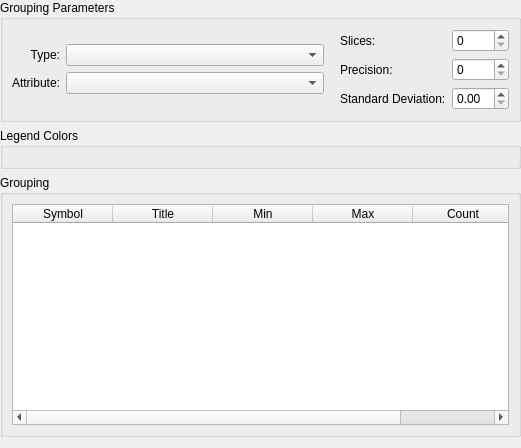
First picture: the form in src/terralib/qt/widgets/se/ui/GroupingWidgetForm.ui, repository claudiobogossian/terralib5, before the edit.
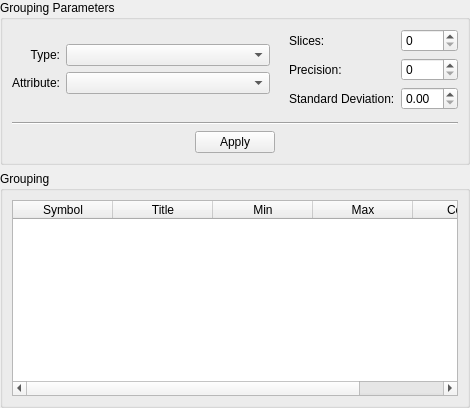
Second picture: the form after the edit.

The edit to the form file:
```diff
--- a/src/terralib/qt/widgets/se/ui/GroupingWidgetForm.ui
+++ b/src/terralib/qt/widgets/se/ui/GroupingWidgetForm.ui
@@ -6,173 +6,20 @@
    <rect>
     <x>0</x>
     <y>0</y>
-    <width>521</width>
-    <height>448</height>
+    <width>470</width>
+    <height>408</height>
    </rect>
   </property>
   <property name="windowTitle">
    <string>Grouping</string>
   </property>
-  <layout class="QGridLayout" name="gridLayout_11">
-   <property name="leftMargin">
-    <number>0</number>
-   </property>
-   <property name="topMargin">
-    <number>0</number>
-   </property>
-   <property name="rightMargin">
+  <layout class="QGridLayout" name="gridLayout_16">
+   <property name="margin">
     <number>0</number>
    </property>
    <item row="0" column="0">
-    <layout class="QGridLayout" name="gridLayout_9">
-     <item row="0" column="0">
-      <widget class="QGroupBox" name="groupBox">
-       <property name="title">
-        <string>Grouping Parameters</string>
-       </property>
-       <layout class="QGridLayout" name="gridLayout_8">
-        <item row="0" column="0">
-         <layout class="QGridLayout" name="gridLayout_7">
-          <item row="0" column="0">
-           <layout class="QGridLayout" name="gridLayout_3">
-            <item row="0" column="0">
-             <layout class="QGridLayout" name="gridLayout">
-              <item row="0" column="0">
-               <widget class="QLabel" name="label">
-                <property name="text">
-                 <string>Type:</string>
-                </property>
-                <property name="alignment">
-                 <set>Qt::AlignRight|Qt::AlignTrailing|Qt::AlignVCenter</set>
-                </property>
-               </widget>
-              </item>
-              <item row="1" column="0">
-               <widget class="QLabel" name="label_2">
-                <property name="text">
-                 <string>Attribute:</string>
-                </property>
-                <property name="alignment">
-                 <set>Qt::AlignRight|Qt::AlignTrailing|Qt::AlignVCenter</set>
-                </property>
-               </widget>
-              </item>
-             </layout>
-            </item>
-            <item row="0" column="1">
-             <layout class="QGridLayout" name="gridLayout_2">
-              <item row="0" column="0">
-               <widget class="QComboBox" name="m_typeComboBox">
-                <property name="sizePolicy">
-                 <sizepolicy hsizetype="MinimumExpanding" vsizetype="Fixed">
-                  <horstretch>0</horstretch>
-                  <verstretch>0</verstretch>
-                 </sizepolicy>
-                </property>
-                <property name="minimumSize">
-                 <size>
-                  <width>200</width>
-                  <height>0</height>
-                 </size>
-                </property>
-               </widget>
-              </item>
-              <item row="1" column="0">
-               <widget class="QComboBox" name="m_attrComboBox">
-                <property name="sizePolicy">
-                 <sizepolicy hsizetype="MinimumExpanding" vsizetype="Fixed">
-                  <horstretch>0</horstretch>
-                  <verstretch>0</verstretch>
-                 </sizepolicy>
-                </property>
-                <property name="minimumSize">
-                 <size>
-                  <width>200</width>
-                  <height>0</height>
-                 </size>
-                </property>
-               </widget>
-              </item>
-             </layout>
-            </item>
-           </layout>
-          </item>
-          <item row="0" column="1">
-           <spacer name="horizontalSpacer">
-            <property name="orientation">
-             <enum>Qt::Horizontal</enum>
-            </property>
-            <property name="sizeType">
-             <enum>QSizePolicy::Minimum</enum>
-            </property>
-            <property name="sizeHint" stdset="0">
-             <size>
-              <width>10</width>
-              <height>20</height>
-             </size>
-            </property>
-           </spacer>
-          </item>
-          <item row="0" column="2">
-           <layout class="QGridLayout" name="gridLayout_6">
-            <item row="0" column="0">
-             <layout class="QGridLayout" name="gridLayout_5">
-              <item row="0" column="0">
-               <widget class="QLabel" name="label_3">
-                <property name="text">
-                 <string>Slices:</string>
-                </property>
-               </widget>
-              </item>
-              <item row="1" column="0">
-               <widget class="QLabel" name="label_4">
-                <property name="text">
-                 <string>Precision:</string>
-                </property>
-               </widget>
-              </item>
-              <item row="2" column="0">
-               <widget class="QLabel" name="label_5">
-                <property name="text">
-                 <string>Standard Deviation:</string>
-                </property>
-               </widget>
-              </item>
-             </layout>
-            </item>
-            <item row="0" column="1">
-             <layout class="QGridLayout" name="gridLayout_4">
-              <item row="0" column="0">
-               <widget class="QSpinBox" name="m_slicesSpinBox"/>
-              </item>
-              <item row="1" column="0">
-               <widget class="QSpinBox" name="m_precSpinBox"/>
-              </item>
-              <item row="2" column="0">
-               <widget class="QDoubleSpinBox" name="m_stdDevDoubleSpinBox"/>
-              </item>
-             </layout>
-            </item>
-           </layout>
-          </item>
-         </layout>
-        </item>
-       </layout>
-      </widget>
-     </item>
+    <layout class="QGridLayout" name="gridLayout_15">
      <item row="1" column="0">
-      <widget class="QGroupBox" name="groupBox_2">
-       <property name="title">
-        <string>Legend Colors</string>
-       </property>
-       <layout class="QGridLayout" name="gridLayout_10">
-        <item row="0" column="0">
-         <widget class="QWidget" name="m_colorBarWidget" native="true"/>
-        </item>
-       </layout>
-      </widget>
-     </item>
-     <item row="2" column="0">
       <widget class="QGroupBox" name="groupBox_3">
        <property name="title">
         <string>Grouping</string>
@@ -214,6 +61,200 @@
        </layout>
       </widget>
      </item>
+     <item row="0" column="0">
+      <widget class="QGroupBox" name="groupBox">
+       <property name="title">
+        <string>Grouping Parameters</string>
+       </property>
+       <layout class="QGridLayout" name="gridLayout_14">
+        <item row="0" column="0">
+         <layout class="QGridLayout" name="gridLayout_9">
+          <item row="0" column="0">
+           <layout class="QGridLayout" name="gridLayout_8">
+            <item row="0" column="0">
+             <layout class="QGridLayout" name="gridLayout_7">
+              <item row="0" column="2">
+               <layout class="QGridLayout" name="gridLayout_6">
+                <item row="0" column="0">
+                 <layout class="QGridLayout" name="gridLayout_5">
+                  <item row="2" column="0">
+                   <widget class="QLabel" name="label_5">
+                    <property name="text">
+                     <string>Standard Deviation:</string>
+                    </property>
+                   </widget>
+                  </item>
+                  <item row="0" column="0">
+                   <widget class="QLabel" name="label_3">
+                    <property name="text">
+                     <string>Slices:</string>
+                    </property>
+                   </widget>
+                  </item>
+                  <item row="1" column="0">
+                   <widget class="QLabel" name="label_4">
+                    <property name="text">
+                     <string>Precision:</string>
+                    </property>
+                   </widget>
+                  </item>
+                 </layout>
+                </item>
+                <item row="0" column="1">
+                 <layout class="QGridLayout" name="gridLayout_4">
+                  <item row="1" column="0">
+                   <widget class="QSpinBox" name="m_precSpinBox"/>
+                  </item>
+                  <item row="0" column="0">
+                   <widget class="QSpinBox" name="m_slicesSpinBox"/>
+                  </item>
+                  <item row="2" column="0">
+                   <widget class="QDoubleSpinBox" name="m_stdDevDoubleSpinBox"/>
+                  </item>
+                 </layout>
+                </item>
+               </layout>
+              </item>
+              <item row="0" column="0">
+               <layout class="QGridLayout" name="gridLayout_3">
+                <item row="0" column="0">
+                 <layout class="QGridLayout" name="gridLayout">
+                  <item row="1" column="0">
+                   <widget class="QLabel" name="label_2">
+                    <property name="text">
+                     <string>Attribute:</string>
+                    </property>
+                    <property name="alignment">
+                     <set>Qt::AlignRight|Qt::AlignTrailing|Qt::AlignVCenter</set>
+                    </property>
+                   </widget>
+                  </item>
+                  <item row="0" column="0">
+                   <widget class="QLabel" name="label">
+                    <property name="text">
+                     <string>Type:</string>
+                    </property>
+                    <property name="alignment">
+                     <set>Qt::AlignRight|Qt::AlignTrailing|Qt::AlignVCenter</set>
+                    </property>
+                   </widget>
+                  </item>
+                 </layout>
+                </item>
+                <item row="0" column="1">
+                 <layout class="QGridLayout" name="gridLayout_2">
+                  <item row="1" column="0">
+                   <widget class="QComboBox" name="m_attrComboBox">
+                    <property name="sizePolicy">
+                     <sizepolicy hsizetype="MinimumExpanding" vsizetype="Fixed">
+                      <horstretch>0</horstretch>
+                      <verstretch>0</verstretch>
+                     </sizepolicy>
+                    </property>
+                    <property name="minimumSize">
+                     <size>
+                      <width>200</width>
+                      <height>0</height>
+                     </size>
+                    </property>
+                   </widget>
+                  </item>
+                  <item row="0" column="0">
+                   <widget class="QComboBox" name="m_typeComboBox">
+                    <property name="sizePolicy">
+                     <sizepolicy hsizetype="MinimumExpanding" vsizetype="Fixed">
+                      <horstretch>0</horstretch>
+                      <verstretch>0</verstretch>
+                     </sizepolicy>
+                    </property>
+                    <property name="minimumSize">
+                     <size>
+                      <width>200</width>
+                      <height>0</height>
+                     </size>
+                    </property>
+                   </widget>
+                  </item>
+                 </layout>
+                </item>
+               </layout>
+              </item>
+              <item row="0" column="1">
+               <spacer name="horizontalSpacer">
+                <property name="orientation">
+                 <enum>Qt::Horizontal</enum>
+                </property>
+                <property name="sizeType">
+                 <enum>QSizePolicy::Minimum</enum>
+                </property>
+                <property name="sizeHint" stdset="0">
+                 <size>
+                  <width>13</width>
+                  <height>20</height>
+                 </size>
+                </property>
+               </spacer>
+              </item>
+             </layout>
+            </item>
+            <item row="1" column="0">
+             <widget class="QWidget" name="m_colorBarWidget" native="true"/>
+            </item>
+           </layout>
+          </item>
+          <item row="1" column="0">
+           <layout class="QGridLayout" name="gridLayout_11">
+            <item row="0" column="0">
+             <widget class="Line" name="line">
+              <property name="orientation">
+               <enum>Qt::Horizontal</enum>
+              </property>
+             </widget>
+            </item>
+            <item row="1" column="0">
+             <layout class="QGridLayout" name="gridLayout_10">
+              <item row="0" column="0">
+               <spacer name="horizontalSpacer_2">
+                <property name="orientation">
+                 <enum>Qt::Horizontal</enum>
+                </property>
+                <property name="sizeHint" stdset="0">
+                 <size>
+                  <width>40</width>
+                  <height>20</height>
+                 </size>
+                </property>
+               </spacer>
+              </item>
+              <item row="0" column="1">
+               <widget class="QPushButton" name="m_applyPushButton">
+                <property name="text">
+                 <string>Apply</string>
+                </property>
+               </widget>
+              </item>
+              <item row="0" column="2">
+               <spacer name="horizontalSpacer_3">
+                <property name="orientation">
+                 <enum>Qt::Horizontal</enum>
+                </property>
+                <property name="sizeHint" stdset="0">
+                 <size>
+                  <width>40</width>
+                  <height>20</height>
+                 </size>
+                </property>
+               </spacer>
+              </item>
+             </layout>
+            </item>
+           </layout>
+          </item>
+         </layout>
+        </item>
+       </layout>
+      </widget>
+     </item>
     </layout>
    </item>
   </layout>
```
Left out of the diff: 9 changed lines with no effect on the pictures.
